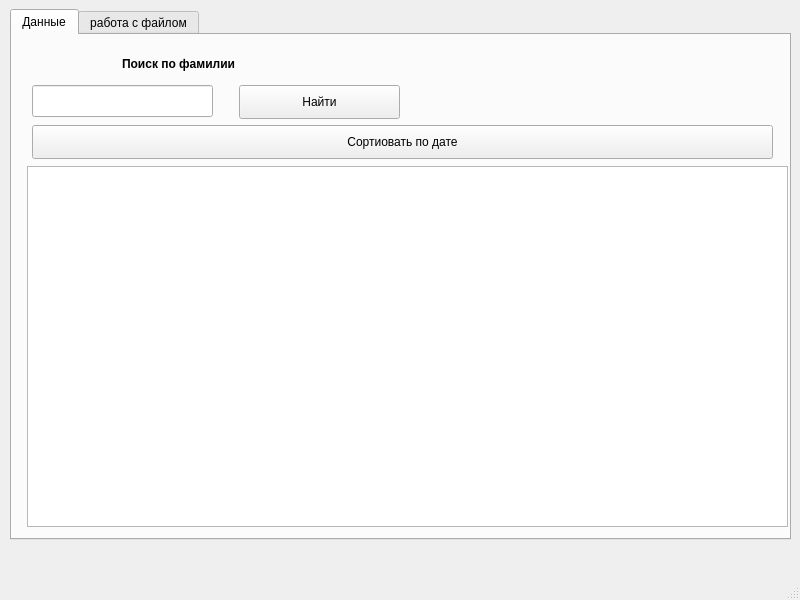
The window that mainwindow.ui (lnopreshelenec/lab_2) describes before a commit, drawn with Qt 5.
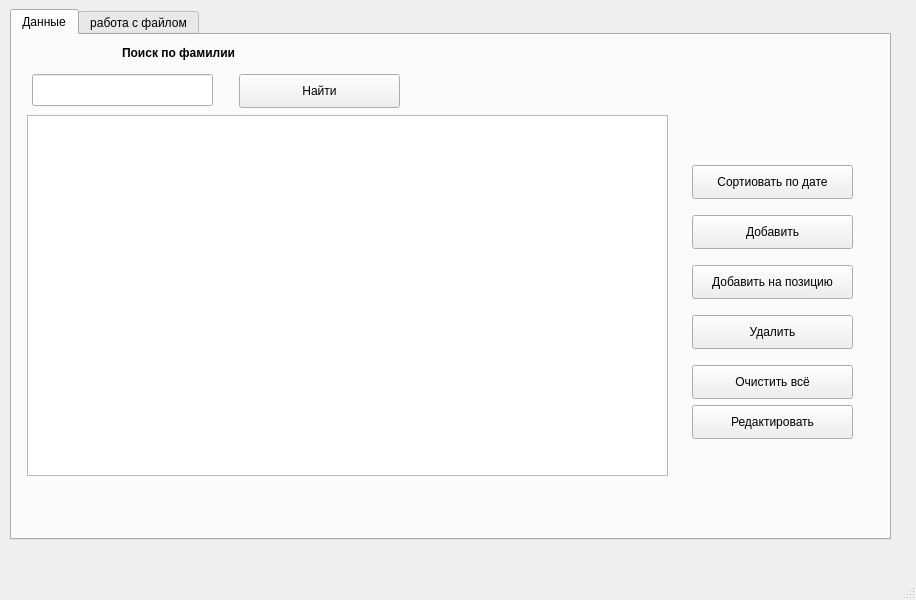
The same window after the commit.

```diff
--- a/mainwindow.ui
+++ b/mainwindow.ui
@@ -6,7 +6,7 @@
    <rect>
     <x>0</x>
     <y>0</y>
-    <width>800</width>
+    <width>916</width>
     <height>600</height>
    </rect>
   </property>
@@ -19,7 +19,7 @@
      <rect>
       <x>10</x>
       <y>9</y>
-      <width>781</width>
+      <width>881</width>
       <height>531</height>
      </rect>
     </property>
@@ -34,7 +34,7 @@
       <property name="geometry">
        <rect>
         <x>227</x>
-        <y>50</y>
+        <y>39</y>
         <width>161</width>
         <height>34</height>
        </rect>
@@ -47,7 +47,7 @@
       <property name="geometry">
        <rect>
         <x>20</x>
-        <y>50</y>
+        <y>39</y>
         <width>181</width>
         <height>32</height>
        </rect>
@@ -57,7 +57,7 @@
       <property name="geometry">
        <rect>
         <x>110</x>
-        <y>20</y>
+        <y>9</y>
         <width>151</width>
         <height>18</height>
        </rect>
@@ -74,9 +74,9 @@
      <widget class="QPushButton" name="pushButton_3">
       <property name="geometry">
        <rect>
-        <x>20</x>
-        <y>90</y>
-        <width>741</width>
+        <x>680</x>
+        <y>130</y>
+        <width>161</width>
         <height>34</height>
        </rect>
       </property>
@@ -88,12 +88,77 @@
       <property name="geometry">
        <rect>
         <x>15</x>
-        <y>131</y>
-        <width>761</width>
+        <y>80</y>
+        <width>641</width>
         <height>361</height>
        </rect>
       </property>
      </widget>
+     <widget class="QPushButton" name="addButton">
+      <property name="geometry">
+       <rect>
+        <x>680</x>
+        <y>180</y>
+        <width>161</width>
+        <height>34</height>
+       </rect>
+      </property>
+      <property name="text">
+       <string>Добавить</string>
+      </property>
+     </widget>
+     <widget class="QPushButton" name="addAtPositionButton">
+      <property name="geometry">
+       <rect>
+        <x>680</x>
+        <y>230</y>
+        <width>161</width>
+        <height>34</height>
+       </rect>
+      </property>
+      <property name="text">
+       <string>Добавить на позицию</string>
+      </property>
+     </widget>
+     <widget class="QPushButton" name="editButton">
+      <property name="geometry">
+       <rect>
+        <x>680</x>
+        <y>370</y>
+        <width>161</width>
+        <height>34</height>
+       </rect>
+      </property>
+      <property name="text">
+       <string>Редактировать</string>
+      </property>
+     </widget>
+     <widget class="QPushButton" name="deleteButton">
+      <property name="geometry">
+       <rect>
+        <x>680</x>
+        <y>280</y>
+        <width>161</width>
+        <height>34</height>
+       </rect>
+      </property>
+      <property name="text">
+       <string>Удалить</string>
+      </property>
+     </widget>
+     <widget class="QPushButton" name="clearButton">
+      <property name="geometry">
+       <rect>
+        <x>680</x>
+        <y>330</y>
+        <width>161</width>
+        <height>34</height>
+       </rect>
+      </property>
+      <property name="text">
+       <string>Очистить всё</string>
+      </property>
+     </widget>
     </widget>
     <widget class="QWidget" name="tab_3">
      <attribute name="title">
```
Left out of the diff: 2 changed lines with no effect on the pictures.
